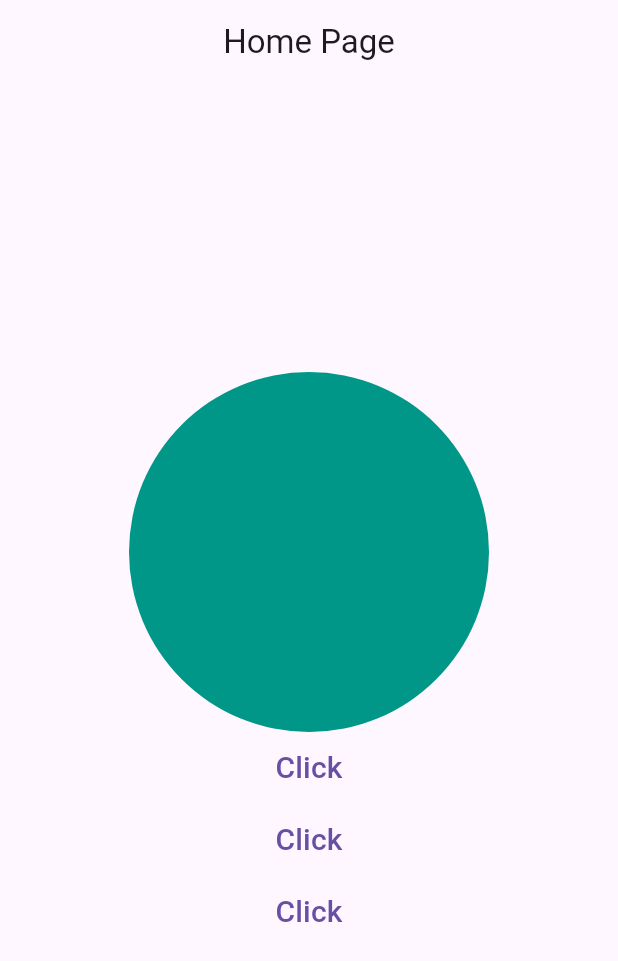
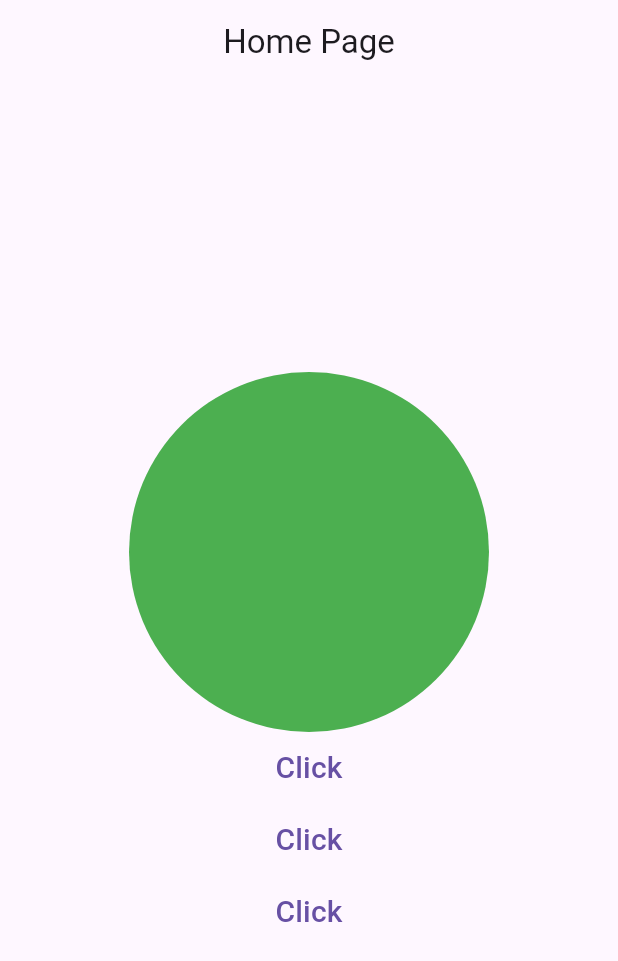
Before and after one commit to Ameer-Anas99/ChangingColors, a Flutter app: the screen it shows after launch, after a tap on "Click", on a phone screen of 412 x 824 dp. Shown: the top 961 px of the screen. Run offline on Flutter 3.47's test engine with Material 3 defaults, Android fonts, the phone set to English and light mode, and no system bars.

Commit message:
changed function using provider

```diff
--- /dev/null
+++ b/lib/controller/provider.dart
@@ -0,0 +1,20 @@
+import 'package:flutter/material.dart';
+
+class ChangeColor extends ChangeNotifier {
+  Color a = Colors.purple;
+
+  bcolor() {
+    a = Colors.blue;
+    notifyListeners();
+  }
+
+  ycolor() {
+    a = Colors.yellow;
+    notifyListeners();
+  }
+
+  gcolor() {
+    a = Colors.green;
+    notifyListeners();
+  }
+}
--- a/lib/main.dart
+++ b/lib/main.dart
@@ -1,5 +1,7 @@
+import 'package:colorschange/controller/provider.dart';
 import 'package:colorschange/view/home.dart';
 import 'package:flutter/material.dart';
+import 'package:provider/provider.dart';
 
 void main() {
   runApp(const MyApp());
@@ -10,9 +12,16 @@ class MyApp extends StatelessWidget {
 
   @override
   Widget build(BuildContext context) {
-    return const MaterialApp(
-      debugShowCheckedModeBanner: false,
-      home: HomePage(),
+    return MultiProvider(
+      providers: [
+        ChangeNotifierProvider(
+          create: (context) => ChangeColor(),
+        )
+      ],
+      child: const MaterialApp(
+        debugShowCheckedModeBanner: false,
+        home: HomePage(),
+      ),
     );
   }
 }
--- a/lib/view/home.dart
+++ b/lib/view/home.dart
@@ -1,4 +1,6 @@
+import 'package:colorschange/controller/provider.dart';
 import 'package:flutter/material.dart';
+import 'package:provider/provider.dart';
 
 class HomePage extends StatelessWidget {
   const HomePage({super.key});
@@ -10,27 +12,34 @@ class HomePage extends StatelessWidget {
         title: const Center(child: Text("Home Page")),
       ),
       body: Center(
-        child: Column(
+        child: Consumer<ChangeColor>(
+          builder: (context, pro, child) => Column(
             mainAxisAlignment: MainAxisAlignment.center,
             children: [
               CircleAvatar(
                 radius: 120,
-              backgroundColor: Colors.teal,
+                backgroundColor: pro.a,
               ),
               TextButton(
-                onPressed: () {},
+                  onPressed: () {
+                    pro.gcolor();
+                  },
                   child: const Text(
                     "Click",
                     style: TextStyle(fontSize: 20, fontWeight: FontWeight.w500),
                   )),
               TextButton(
-                onPressed: () {},
+                  onPressed: () {
+                    pro.ycolor();
+                  },
                   child: const Text(
                     "Click",
                     style: TextStyle(fontSize: 20, fontWeight: FontWeight.w500),
                   )),
               TextButton(
-                onPressed: () {},
+                  onPressed: () {
+                    pro.bcolor();
+                  },
                   child: const Text(
                     "Click",
                     style: TextStyle(fontSize: 20, fontWeight: FontWeight.w500),
@@ -38,6 +47,7 @@ class HomePage extends StatelessWidget {
             ],
           ),
         ),
+      ),
     );
   }
 }
```
Lines whose indentation alone changed are shown as unchanged.
